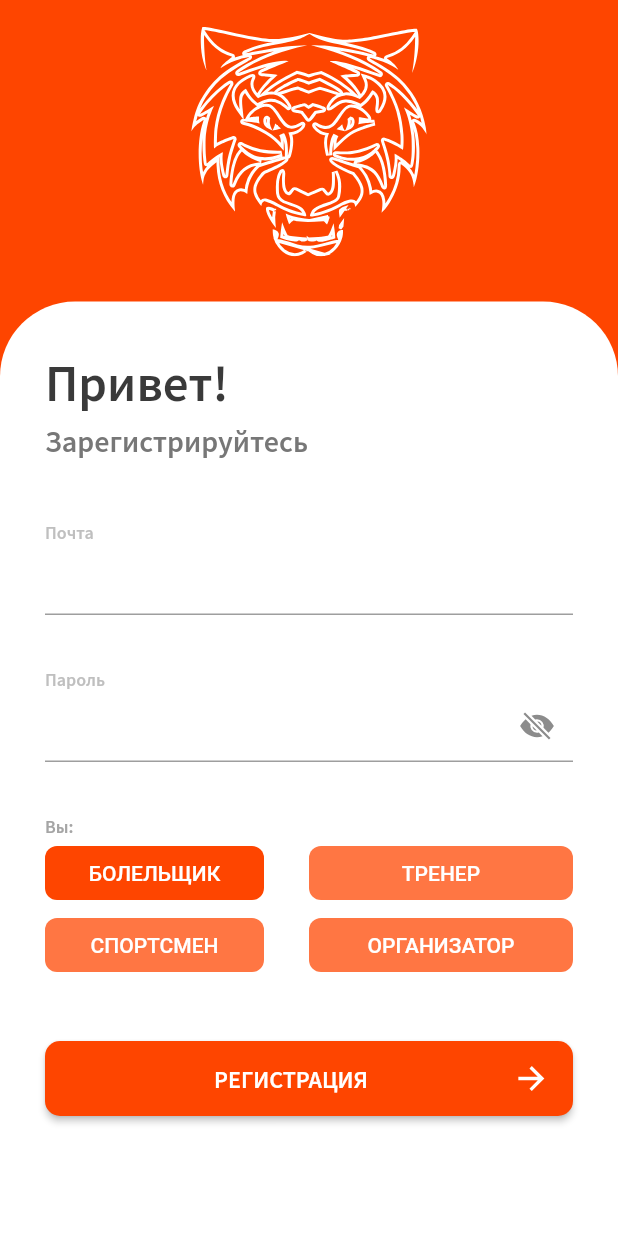
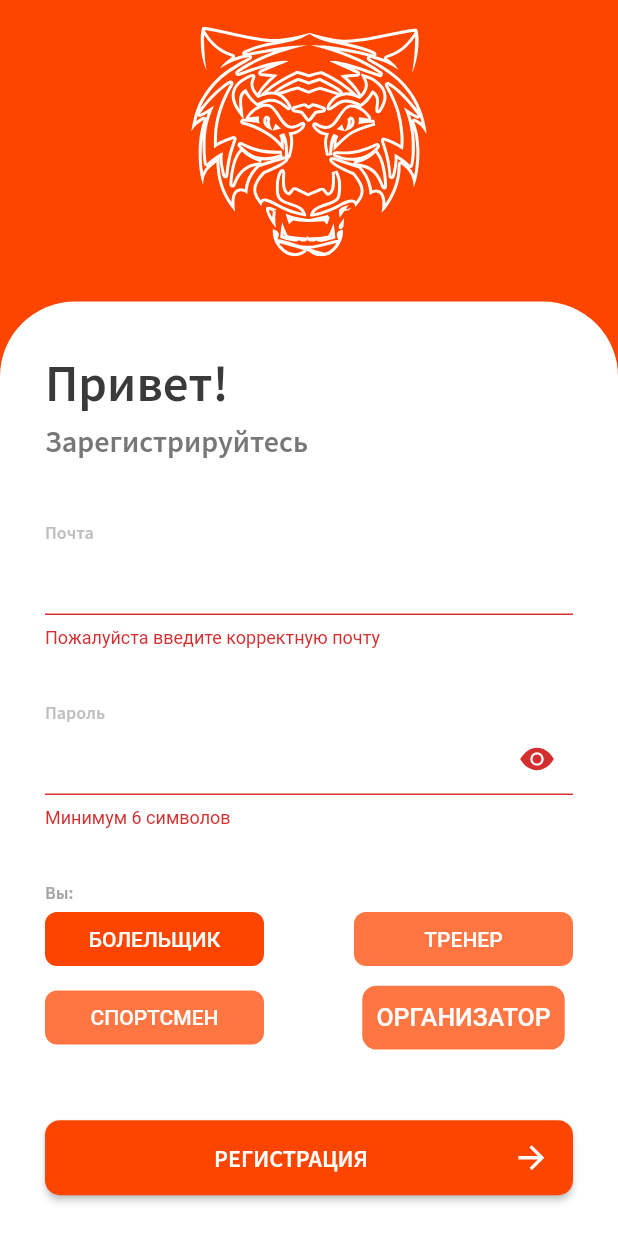
Before and after one commit to AgeDim/BonchTigersApp, a Flutter app: the RegisterPage screen opened by its route, after a tap on "РЕГИСТРАЦИЯ", on a phone screen of 412 x 824 dp. Run offline on Flutter 3.47's test engine with Material 2 defaults, Android fonts, the phone set to English and light mode, and no system bars; our stand-ins replace firebase_auth, firebase_core, firebase_database, flutter_svg, ionicons; accounts and stored records are empty.

Commit message:
Added register logic and fixed some issue in code. Authentication works.

```diff
--- a/lib/features/register/register_page.dart
+++ b/lib/features/register/register_page.dart
@@ -1,8 +1,12 @@
+import 'package:bonch_tigers_app/features/register/register_presenter.dart';
+import 'package:firebase_auth/firebase_auth.dart';
+import 'package:firebase_database/firebase_database.dart';
 import 'package:flutter/material.dart';
 import 'package:flutter_svg/flutter_svg.dart';
 import 'package:ionicons/ionicons.dart';
 
 import '../../styles/style_library.dart';
+import '../widgets/role_container.dart';
 
 class RegisterPage extends StatefulWidget {
   const RegisterPage({Key? key}) : super(key: key);
@@ -15,10 +19,45 @@ class _RegisterPageState extends State<RegisterPage> {
   bool _obscureText = true;
   String role = "БОЛЕЛЬЩИК";
 
+  late RegisterPresenter _presenter;
+  TextEditingController emailTextInputController = TextEditingController();
+  TextEditingController passwordTextInputController = TextEditingController();
+  final formKey = GlobalKey<FormState>();
+
+  void navigateToMainPage() {
+    Navigator.pushNamedAndRemoveUntil(
+        context, '/mainPage', (Route<dynamic> route) => false);
+  }
+
+  @override
+  void initState() {
+    super.initState();
+    FirebaseAuth firebaseAuth = FirebaseAuth.instance;
+    DatabaseReference userRef =
+        FirebaseDatabase.instance.reference().child('users');
+    _presenter =
+        RegisterPresenter(firebaseAuth, userRef, navigateToMainPage, context);
+  }
+
+  @override
+  void dispose() {
+    emailTextInputController.dispose();
+    passwordTextInputController.dispose();
+
+    super.dispose();
+  }
+
   void _toggle() {
     setState(() {
       _obscureText = !_obscureText;
     });
+  }
+
+  Future<void> register() async {
+    final isValid = formKey.currentState!.validate();
+    if (!isValid) return;
+    _presenter.register(emailTextInputController.text.trim(),
+        passwordTextInputController.text.trim(), role);
   }
 
   @override
@@ -26,7 +65,10 @@ class _RegisterPageState extends State<RegisterPage> {
     return Scaffold(
       backgroundColor: const Color(0xFFFE4500),
       appBar: null,
-      body: Column(
+      body: SingleChildScrollView(
+        child: SizedBox(
+          height: MediaQuery.of(context).size.height,
+          child: Column(
             children: [
               SafeArea(
                   child: Container(
@@ -43,44 +85,61 @@ class _RegisterPageState extends State<RegisterPage> {
                           topRight: Radius.circular(50),
                           topLeft: Radius.circular(50)),
                       color: Colors.white),
-            child: SingleChildScrollView(
+                  child: Form(
+                    key: formKey,
                     child: Column(
                       children: [
                         Container(
                           alignment: Alignment.centerLeft,
-                    margin: const EdgeInsets.only(left: 30, top: 33, bottom: 4),
-                    child: Text('Привет!', style: StyleLibrary.Text.gray34),
+                          margin: const EdgeInsets.only(
+                              left: 30, top: 33, bottom: 4),
+                          child:
+                              Text('Привет!', style: StyleLibrary.text.gray34),
                         ),
                         Container(
                           alignment: Alignment.centerLeft,
                           margin: const EdgeInsets.only(left: 30),
                           child: Text('Зарегистрируйтесь',
-                        style: StyleLibrary.Text.lightGray20),
+                              style: StyleLibrary.text.lightGray20),
                         ),
                         Container(
                           alignment: Alignment.centerLeft,
                           margin: const EdgeInsets.only(top: 41, left: 30),
                           child: Opacity(
                             opacity: 0.7,
-                      child:
-                          Text('Почта', style: StyleLibrary.Text.darkWhite12),
+                            child: Text('Почта',
+                                style: StyleLibrary.text.darkWhite12),
                           ),
                         ),
                         Container(
                             padding: const EdgeInsets.symmetric(horizontal: 30),
-                      child: TextField()),
+                            child: TextFormField(
+                              keyboardType: TextInputType.emailAddress,
+                              controller: emailTextInputController,
+                              validator: (value) {
+                                if (value == null) {
+                                  return 'Пожалуйста введите почту';
+                                } else if (!RegExp(
+                                        r'^[\w-]+(\.[\w-]+)*@([\w-]+\.)+[a-zA-Z]{2,7}$')
+                                    .hasMatch(value)) {
+                                  return 'Пожалуйста введите корректную почту';
+                                }
+                                return null; // Return null if the email is valid
+                              },
+                            )),
                         Container(
                           alignment: Alignment.centerLeft,
                           margin: const EdgeInsets.only(top: 35, left: 30),
                           child: Opacity(
                             opacity: 0.7,
-                      child:
-                          Text('Пароль', style: StyleLibrary.Text.darkWhite12),
+                            child: Text('Пароль',
+                                style: StyleLibrary.text.darkWhite12),
                           ),
                         ),
                         Container(
                           padding: const EdgeInsets.symmetric(horizontal: 30),
-                    child: TextField(
+                          child: TextFormField(
+                            controller: passwordTextInputController,
                             obscureText: _obscureText,
                             decoration: InputDecoration(
                                 suffixIcon: IconButton(
@@ -88,12 +147,19 @@ class _RegisterPageState extends State<RegisterPage> {
                                     icon: Icon(_obscureText
                                         ? Ionicons.eye_sharp
                                         : Ionicons.eye_off_sharp))),
+                            validator: (value) =>
+                                value != null && value.length < 6
+                                    ? 'Минимум 6 символов'
+                                    : null,
+                            autovalidateMode:
+                                AutovalidateMode.onUserInteraction,
                           ),
                         ),
                         Container(
                           alignment: Alignment.centerLeft,
                           padding: const EdgeInsets.only(left: 30, top: 35),
-                    child: Text('Вы:', style: StyleLibrary.Text.darkWhite12),
+                          child:
+                              Text('Вы:', style: StyleLibrary.text.darkWhite12),
                         ),
                         Column(
                           children: [
@@ -101,56 +167,25 @@ class _RegisterPageState extends State<RegisterPage> {
                               mainAxisAlignment: MainAxisAlignment.spaceBetween,
                               children: [
                                 Expanded(
-                            child: Container(
-                              margin:
-                                  const EdgeInsets.symmetric(horizontal: 30),
-                              child: TextButton(
+                                  child: RoleContainer(
+                                    isSelect: role == 'БОЛЕЛЬЩИК',
                                     onPressed: () {
                                       setState(() {
-                                    role = "БОЛЕЛЬЩИК";
+                                        role = 'БОЛЕЛЬЩИК';
                                       });
                                     },
-                                style: TextButton.styleFrom(
-                                  backgroundColor: role == "БОЛЕЛЬЩИК"
-                                      ? const Color(0xFFFE4500)
-                                      : const Color(0xFFFF7643),
-                                  shape: RoundedRectangleBorder(
-                                    borderRadius: BorderRadius.circular(8),
-                                  ),
-                                ),
-                                child: const Text(
-                                  "БОЛЕЛЬЩИК",
-                                  style: TextStyle(
-                                    color: Colors.white,
-                                  ),
-                                ),
-                              ),
+                                    role: "БОЛЕЛЬЩИК",
                                   ),
                                 ),
                                 Expanded(
-                            child: Container(
-                              margin: const EdgeInsets.only(right: 30),
-                              child: TextButton(
+                                  child: RoleContainer(
+                                    isSelect: role == 'ТРЕНЕР',
                                     onPressed: () {
                                       setState(() {
-                                    role = "ТРЕНЕР";
+                                        role = 'ТРЕНЕР';
                                       });
                                     },
-                                style: TextButton.styleFrom(
-                                  backgroundColor: role == "ТРЕНЕР"
-                                      ? const Color(0xFFFE4500)
-                                      : const Color(0xFFFF7643),
-                                  shape: RoundedRectangleBorder(
-                                    borderRadius: BorderRadius.circular(8),
-                                  ),
-                                ),
-                                child: const Text(
-                                  "ТРЕНЕР",
-                                  style: TextStyle(
-                                    color: Colors.white,
-                                  ),
-                                ),
-                              ),
+                                    role: "ТРЕНЕР",
                                   ),
                                 ),
                               ],
@@ -159,55 +194,26 @@ class _RegisterPageState extends State<RegisterPage> {
                               mainAxisAlignment: MainAxisAlignment.spaceBetween,
                               children: [
                                 Expanded(
-                            child: Container(
-                              margin:
-                                  const EdgeInsets.symmetric(horizontal: 30),
-                              child: TextButton(
+                                  child: RoleContainer(
+                                    isSelect: role == 'СПОРТСМЕН',
                                     onPressed: () {
                                       setState(() {
-                                    role = "СПОРТСМЕН";
+                                        role = 'СПОРТСМЕН';
                                       });
                                     },
-                                style: TextButton.styleFrom(
-                                  backgroundColor: role == "СПОРТСМЕН"
-                                      ? const Color(0xFFFE4500)
-                                      : const Color(0xFFFF7643),
-                                  shape: RoundedRectangleBorder(
-                                    borderRadius: BorderRadius.circular(8),
-                                  ),
-                                ),
-                                child: const Text(
-                                  "СПОРТСМЕН",
-                                  style: TextStyle(
-                                    color: Colors.white,
-                                  ),
-                                ),
-                              ),
+                                    role: "СПОРТСМЕН",
                                   ),
                                 ),
                                 Expanded(
-                            child: Container(
-                              margin: const EdgeInsets.only(right: 30),
-                              child: TextButton(
+                                  child: FittedBox(
+                                    child: RoleContainer(
+                                      isSelect: role == 'ОРГАНИЗАТОР',
                                       onPressed: () {
                                         setState(() {
-                                    role = "ОРГАНИЗАТОР";
+                                          role = 'ОРГАНИЗАТОР';
                                         });
                                       },
-                                style: TextButton.styleFrom(
-                                  backgroundColor: role == "ОРГАНИЗАТОР"
-                                      ? const Color(0xFFFE4500)
-                                      : const Color(0xFFFF7643),
-                                  shape: RoundedRectangleBorder(
-                                    borderRadius: BorderRadius.circular(8),
-                                  ),
-                                ),
-                                child: const Text(
-                                  "ОРГАНИЗАТОР",
-                                  style: TextStyle(
-                                    color: Colors.white,
-                                  ),
-                                ),
+                                      role: "ОРГАНИЗАТОР",
                                     ),
                                   ),
                                 ),
@@ -219,8 +225,8 @@ class _RegisterPageState extends State<RegisterPage> {
                           margin: const EdgeInsets.only(
                               top: 40, left: 30, right: 30, bottom: 18),
                           child: ElevatedButton(
-                      style: StyleLibrary.Button.orangeButton,
-                      onPressed: _toggle,
+                            style: StyleLibrary.button.orangeButton,
+                            onPressed: register,
                             child: Row(
                               mainAxisAlignment: MainAxisAlignment.spaceBetween,
                               children: [
@@ -228,10 +234,10 @@ class _RegisterPageState extends State<RegisterPage> {
                                   child: Align(
                                     alignment: Alignment.center,
                                     child: Container(
-                                padding:
-                                    const EdgeInsets.symmetric(vertical: 15),
+                                      padding: const EdgeInsets.symmetric(
+                                          vertical: 15),
                                       child: Text('РЕГИСТРАЦИЯ',
-                                    style: StyleLibrary.Text.white16),
+                                          style: StyleLibrary.text.white16),
                                     ),
                                   ),
                                 ),
@@ -247,8 +253,11 @@ class _RegisterPageState extends State<RegisterPage> {
                       ],
                     ),
                   ),
-          )),
+                ),
+              ),
             ],
+          ),
+        ),
       ),
     );
   }
--- /dev/null
+++ b/lib/features/widgets/role_container.dart
@@ -0,0 +1,38 @@
+import 'package:flutter/material.dart';
+
+class RoleContainer extends StatelessWidget {
+  const RoleContainer({Key? key,
+    required this.isSelect,
+    required this.onPressed,
+    required this.role,
+  }) : super(key: key);
+
+  final bool isSelect;
+  final Function() onPressed;
+  final String role;
+
+  @override
+  Widget build(BuildContext context) {
+    return Container(
+      margin:
+      const EdgeInsets.symmetric(horizontal: 30),
+      child: TextButton(
+        onPressed: onPressed,
+        style: TextButton.styleFrom(
+          backgroundColor: (isSelect)
+              ? const Color(0xFFFE4500)
+              : const Color(0xFFFF7643),
+          shape: RoundedRectangleBorder(
+            borderRadius: BorderRadius.circular(8),
+          ),
+        ),
+        child:  Text(
+          role,
+          style: const TextStyle(
+            color: Colors.white,
+          ),
+        ),
+      ),
+    );
+  }
+}
--- a/lib/styles/font_style.dart
+++ b/lib/styles/font_style.dart
@@ -1,19 +1,19 @@
 import 'package:flutter/material.dart';
 
 class FontStyle {
-  TextStyle? gray34 = const TextStyle(
+  TextStyle gray34 = const TextStyle(
     fontFamily: 'Source Sans Pro',
     fontSize: 34,
     color: Color(0xFF3A3A3A),
   );
-  TextStyle? lightGray20 = const TextStyle(
+  TextStyle lightGray20 = const TextStyle(
     fontFamily: 'Source Sans Pro',
     fontSize: 20,
     color: Color(0xFF777777),
   );
-  TextStyle? darkWhite12 = const TextStyle(
+  TextStyle darkWhite12 = const TextStyle(
       fontFamily: 'Source Sans Pro', fontSize: 12, color: Color(0xFFA5A5A5));
-  TextStyle? white16 = const TextStyle(
+  TextStyle white16 = const TextStyle(
     fontFamily: 'Source Sans Pro',
     fontSize: 16,
     color: Colors.white,
--- a/lib/styles/style_library.dart
+++ b/lib/styles/style_library.dart
@@ -2,6 +2,6 @@ import 'package:bonch_tigers_app/styles/button_style.dart';
 import 'package:bonch_tigers_app/styles/font_style.dart';
 
 class StyleLibrary {
-  static var Button = CustomButtonStyle();
-  static var Text = FontStyle();
+  static var button = CustomButtonStyle();
+  static var text = FontStyle();
 }
--- a/pubspec.yaml
+++ b/pubspec.yaml
@@ -30,10 +30,9 @@ environment:
 dependencies:
   ionicons: ^0.2.2
   flutter_svg: ^1.1.6
+  firebase_core: ^2.14.0
   firebase_auth: ^4.6.3
-  cloud_firestore: ^4.8.1
-  firebase_core: ^2.14.0
-  email_validator: ^2.1.17
+  firebase_database: ^10.2.3
   flutter:
     sdk: flutter
 
```
Also changed, not shown: lib/features/login/login_page.dart (+18 -12 lines), lib/features/profile/profile_page.dart (+18 -1 lines), lib/features/register/register_presenter.dart (+43 -0 lines), pubspec.lock, 1 other file. Lines whose indentation alone changed are shown as unchanged.
